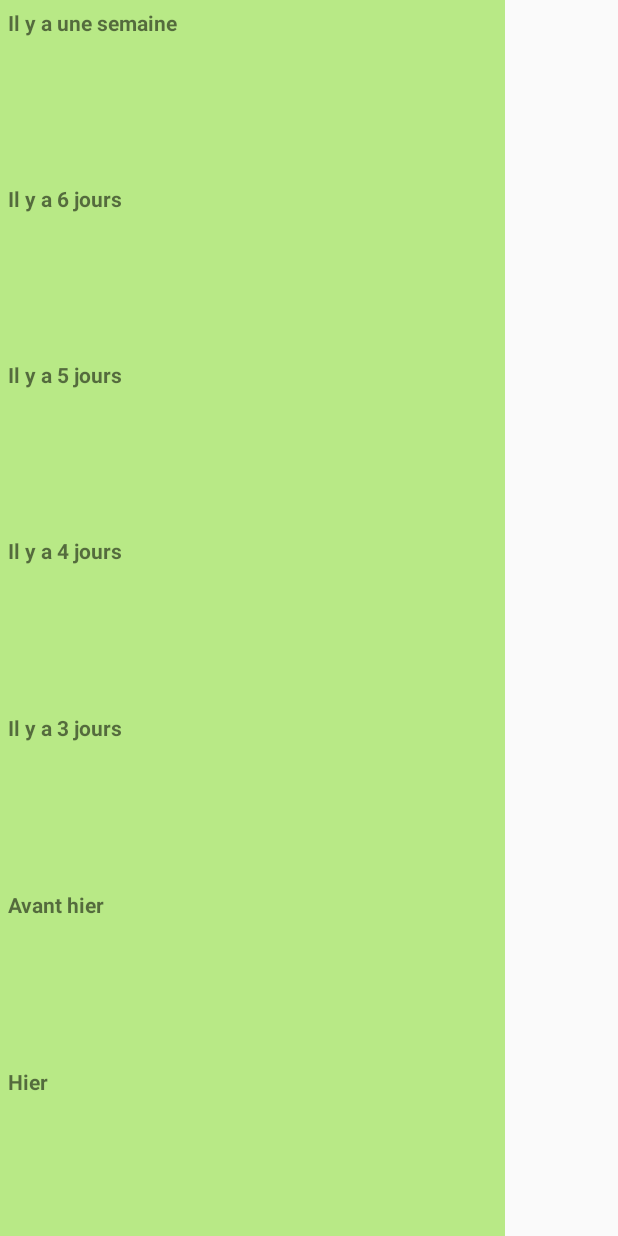
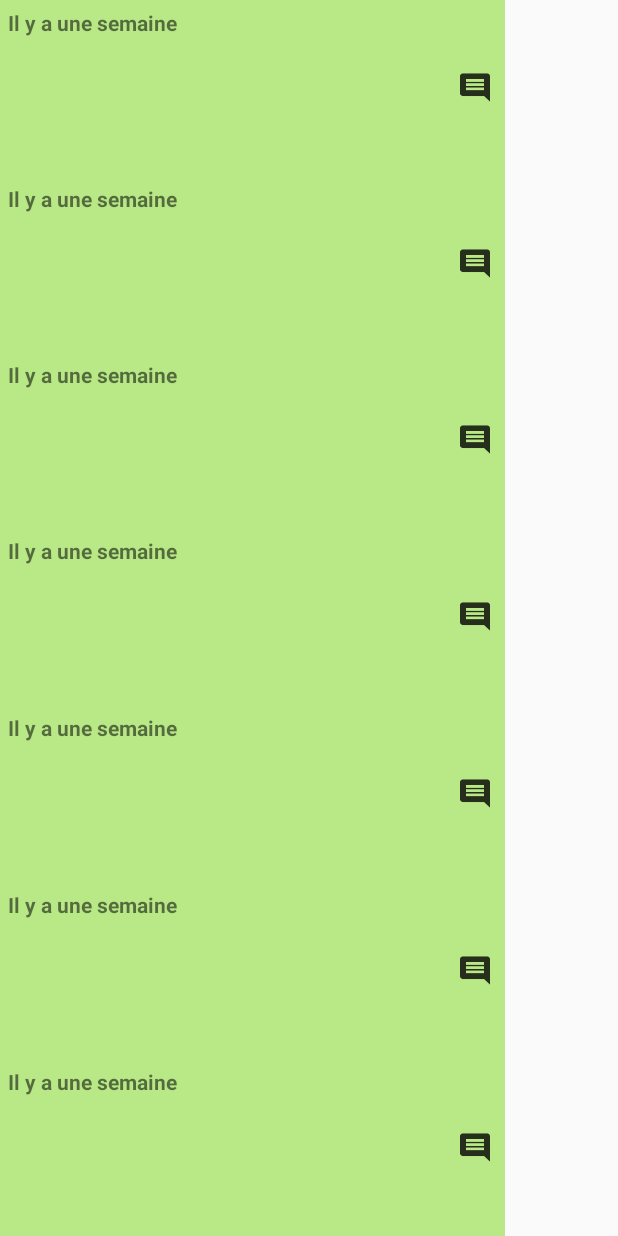
Before and after one commit to Megabiquette/MoodTracker, an Android app: the HistoryActivity screen opened directly, with no data from a screen before it, on a phone screen of 412 x 824 dp. Run offline under Robolectric (Android 15) with nearby library versions, the phone set to English and light mode, and no system bars.

Commit message:
added comment icons

```diff
--- a/app/src/main/res/layout/activity_history.xml
+++ b/app/src/main/res/layout/activity_history.xml
@@ -6,8 +6,8 @@
     android:orientation="vertical"
     tools:context=".controller.HistoryActivity">
 
-    <LinearLayout
-        android:id="@+id/activity_history_one_week"
+    <RelativeLayout
+        android:id="@+id/activity_history_layout_O"
         android:layout_width="match_parent"
         android:layout_height="0dp"
         android:layout_marginEnd="75dp"
@@ -20,10 +20,20 @@
             android:layout_margin="5dp"
             android:text="Il y a une semaine"
             android:textStyle="bold" />
-    </LinearLayout>
 
-    <LinearLayout
-        android:id="@+id/activity_history_6_days"
+        <ImageView
+            android:id="@+id/activity_history_com_0"
+            android:layout_width="wrap_content"
+            android:layout_height="wrap_content"
+            android:src="@drawable/ic_comment_black_48px"
+            android:layout_centerInParent="true"
+            android:layout_alignParentEnd="true"
+            android:layout_marginEnd="10dp"
+            />
+    </RelativeLayout>
+
+    <RelativeLayout
+        android:id="@+id/activity_history_layout_1"
         android:layout_width="match_parent"
         android:layout_height="0dp"
         android:layout_marginEnd="75dp"
@@ -34,12 +44,22 @@
             android:layout_width="wrap_content"
             android:layout_height="wrap_content"
             android:layout_margin="5dp"
-            android:text="Il y a 6 jours"
+            android:text="Il y a une semaine"
             android:textStyle="bold" />
-    </LinearLayout>
 
-    <LinearLayout
-        android:id="@+id/activity_history_5_days"
+        <ImageView
+            android:id="@+id/activity_history_com_1"
+            android:layout_width="wrap_content"
+            android:layout_height="wrap_content"
+            android:src="@drawable/ic_comment_black_48px"
+            android:layout_centerInParent="true"
+            android:layout_alignParentEnd="true"
+            android:layout_marginEnd="10dp"
+            />
+    </RelativeLayout>
+
+    <RelativeLayout
+        android:id="@+id/activity_history_layout_2"
         android:layout_width="match_parent"
         android:layout_height="0dp"
         android:layout_marginEnd="75dp"
@@ -50,12 +70,22 @@
             android:layout_width="wrap_content"
             android:layout_height="wrap_content"
             android:layout_margin="5dp"
-            android:text="Il y a 5 jours"
+            android:text="Il y a une semaine"
             android:textStyle="bold" />
-    </LinearLayout>
 
-    <LinearLayout
-        android:id="@+id/activity_history_4_jours"
+        <ImageView
+            android:id="@+id/activity_history_com_2"
+            android:layout_width="wrap_content"
+            android:layout_height="wrap_content"
+            android:src="@drawable/ic_comment_black_48px"
+            android:layout_centerInParent="true"
+            android:layout_alignParentEnd="true"
+            android:layout_marginEnd="10dp"
+            />
+    </RelativeLayout>
+
+    <RelativeLayout
+        android:id="@+id/activity_history_layout_3"
         android:layout_width="match_parent"
         android:layout_height="0dp"
         android:layout_marginEnd="75dp"
@@ -66,12 +96,22 @@
             android:layout_width="wrap_content"
             android:layout_height="wrap_content"
             android:layout_margin="5dp"
-            android:text="Il y a 4 jours"
+            android:text="Il y a une semaine"
             android:textStyle="bold" />
-    </LinearLayout>
 
-    <LinearLayout
-        android:id="@+id/activity_history_3_jours"
+        <ImageView
+            android:id="@+id/activity_history_com_3"
+            android:layout_width="wrap_content"
+            android:layout_height="wrap_content"
+            android:src="@drawable/ic_comment_black_48px"
+            android:layout_centerInParent="true"
+            android:layout_alignParentEnd="true"
+            android:layout_marginEnd="10dp"
+            />
+    </RelativeLayout>
+
+    <RelativeLayout
+        android:id="@+id/activity_history_layout_4"
         android:layout_width="match_parent"
         android:layout_height="0dp"
         android:layout_marginEnd="75dp"
@@ -82,12 +122,22 @@
             android:layout_width="wrap_content"
             android:layout_height="wrap_content"
             android:layout_margin="5dp"
-            android:text="Il y a 3 jours"
+            android:text="Il y a une semaine"
             android:textStyle="bold" />
-    </LinearLayout>
 
-    <LinearLayout
-        android:id="@+id/activity_history_2_days"
+        <ImageView
+            android:id="@+id/activity_history_com_4"
+            android:layout_width="wrap_content"
+            android:layout_height="wrap_content"
+            android:src="@drawable/ic_comment_black_48px"
+            android:layout_centerInParent="true"
+            android:layout_alignParentEnd="true"
+            android:layout_marginEnd="10dp"
+            />
+    </RelativeLayout>
+
+    <RelativeLayout
+        android:id="@+id/activity_history_layout_5"
         android:layout_width="match_parent"
         android:layout_height="0dp"
         android:layout_marginEnd="75dp"
@@ -98,12 +148,22 @@
             android:layout_width="wrap_content"
             android:layout_height="wrap_content"
             android:layout_margin="5dp"
-            android:text="Avant hier"
+            android:text="Il y a une semaine"
             android:textStyle="bold" />
-    </LinearLayout>
 
-    <LinearLayout
-        android:id="@+id/activity_history_yesterday"
+        <ImageView
+            android:id="@+id/activity_history_com_5"
+            android:layout_width="wrap_content"
+            android:layout_height="wrap_content"
+            android:src="@drawable/ic_comment_black_48px"
+            android:layout_centerInParent="true"
+            android:layout_alignParentEnd="true"
+            android:layout_marginEnd="10dp"
+            />
+    </RelativeLayout>
+
+    <RelativeLayout
+        android:id="@+id/activity_history_layout_6"
         android:layout_width="match_parent"
         android:layout_height="0dp"
         android:layout_marginEnd="75dp"
@@ -114,8 +174,18 @@
             android:layout_width="wrap_content"
             android:layout_height="wrap_content"
             android:layout_margin="5dp"
-            android:text="Hier"
+            android:text="Il y a une semaine"
             android:textStyle="bold" />
-    </LinearLayout>
+
+        <ImageView
+            android:id="@+id/activity_history_com_6"
+            android:layout_width="wrap_content"
+            android:layout_height="wrap_content"
+            android:src="@drawable/ic_comment_black_48px"
+            android:layout_centerInParent="true"
+            android:layout_alignParentEnd="true"
+            android:layout_marginEnd="10dp"
+            />
+    </RelativeLayout>
 
 </LinearLayout>
```
